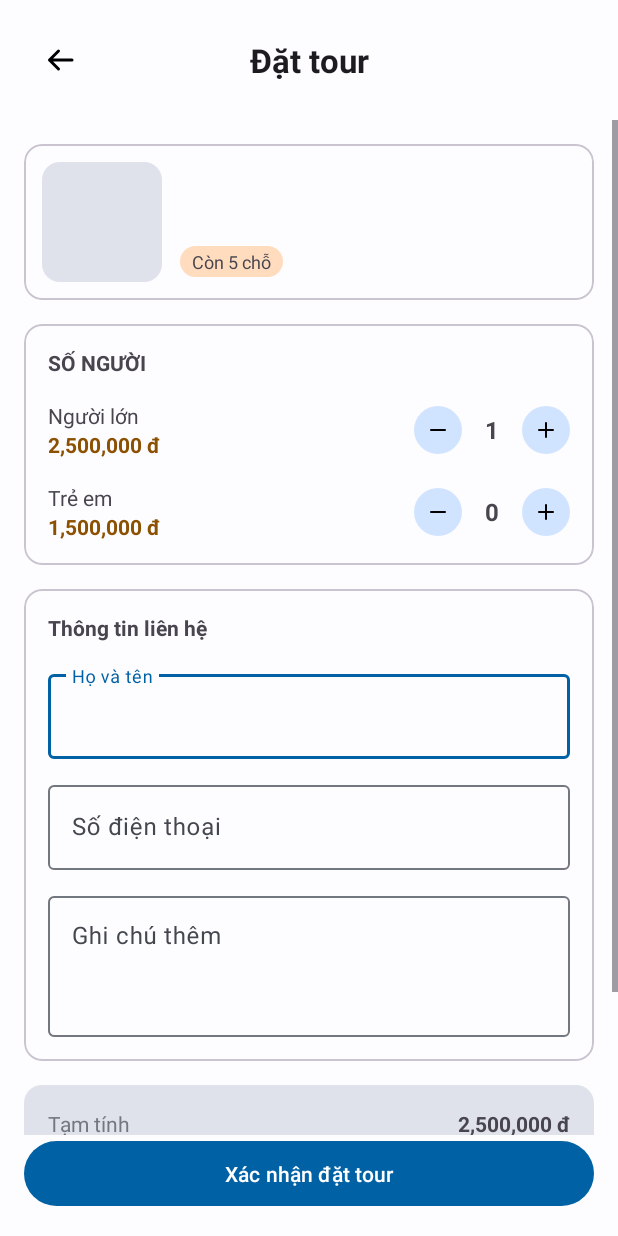
After one commit to SonT23/Android-UMT26-04, an Android app: the fragment DatTourFragment shown on its own in the app's theme, on a phone screen of 412 x 824 dp. The commit adds this screen. Run offline under Robolectric (Android 15) with nearby library versions, the phone set to English and light mode, and no system bars.

Commit message:
[+] Hoàn thiện layout A04 Đặt tour và tính tiền

```diff
--- /dev/null
+++ b/Source/TourApp/app/src/main/java/vn/edu/umt/tour/ui/khach/dattour/DatTourFragment.kt
@@ -0,0 +1,92 @@
+package vn.edu.umt.tour.ui.khach.dattour
+
+import android.os.Bundle
+import android.view.LayoutInflater
+import android.view.View
+import android.view.ViewGroup
+import android.widget.ImageView
+import android.widget.TextView
+import androidx.fragment.app.Fragment
+import java.text.DecimalFormat
+import vn.edu.umt.tour.R
+
+class DatTourFragment : Fragment() {
+
+    // Khai báo biến lưu số lượng và giá tiền
+    private var soNguoiLon = 1
+    private var soTreEm = 0
+    private val giaNguoiLon = 2500000
+    private val giaTreEm = 1500000
+
+    private lateinit var tvSoNguoiLon: TextView
+    private lateinit var tvSoTreEm: TextView
+    private lateinit var tvTamTinh: TextView
+    private lateinit var tvTongTien: TextView
+
+    override fun onCreateView(
+        inflater: LayoutInflater, container: ViewGroup?,
+        savedInstanceState: Bundle?
+    ): View? {
+        return inflater.inflate(R.layout.fragment_a04_dat_tour, container, false)
+    }
+
+    override fun onViewCreated(view: View, savedInstanceState: Bundle?) {
+        super.onViewCreated(view, savedInstanceState)
+
+        // Ánh xạ các thành phần giao diện
+        val btnTruNL = view.findViewById<ImageView>(R.id.btn_tru_nl)
+        val btnCongNL = view.findViewById<ImageView>(R.id.btn_cong_nl)
+        val btnTruTE = view.findViewById<ImageView>(R.id.btn_tru_te)
+        val btnCongTE = view.findViewById<ImageView>(R.id.btn_cong_te)
+
+        tvSoNguoiLon = view.findViewById(R.id.tv_sl_nl)
+        tvSoTreEm = view.findViewById(R.id.tv_sl_te)
+        tvTamTinh = view.findViewById(R.id.tv_tam_tinh)
+        tvTongTien = view.findViewById(R.id.tv_tong_tien)
+
+        // Gắn sự kiện cho các nút
+        btnTruNL.setOnClickListener {
+            if (soNguoiLon > 1) { // Không cho người lớn nhỏ hơn 1
+                soNguoiLon--
+                capNhatGiaoDien()
+            }
+        }
+
+        btnCongNL.setOnClickListener {
+            soNguoiLon++
+            capNhatGiaoDien()
+        }
+
+        btnTruTE.setOnClickListener {
+            if (soTreEm > 0) { // Không cho trẻ em nhỏ hơn 0
+                soTreEm--
+                capNhatGiaoDien()
+            }
+        }
+
+        btnCongTE.setOnClickListener {
+            soTreEm++
+            capNhatGiaoDien()
+        }
+
+        // Cập nhật lần đầu khi mở màn hình
+        capNhatGiaoDien()
+    }
+
+    private fun capNhatGiaoDien() {
+        // Cập nhật số lượng trên màn hình
+        tvSoNguoiLon.text = soNguoiLon.toString()
+        tvSoTreEm.text = soTreEm.toString()
+
+        // Tính tiền
+        val tongTien = (soNguoiLon * giaNguoiLon) + (soTreEm * giaTreEm)
+
+        // Định dạng tiền tệ có dấu phẩy (VD: 2,500,000)
+        val formatter = DecimalFormat("#,###")
+        val tienChuoi = formatter.format(tongTien) + " đ"
+
+        // Cập nhật chữ tiền
+        tvTamTinh.text = tienChuoi
+        tvTongTien.text = tienChuoi
+    }
+}
--- a/Source/TourApp/app/src/main/java/vn/edu/umt/tour/ui/khach/dattour/ManHinhC.kt
+++ b/Source/TourApp/app/src/main/java/vn/edu/umt/tour/ui/khach/dattour/ManHinhC.kt
@@ -10,5 +10,6 @@ import vn.edu.umt.tour.xemthu.ManHinh
 val manHinhC: List<ManHinh> = listOf(
     ManHinh("A05", "Đặt thành công") { DatThanhCongFragment() },
     ManHinh("A09", "Chi tiết đơn") { ChiTietDonFragment() },
-    ManHinh("A08", "Đơn của tôi") { DonCuaToiFragment() }
+    ManHinh("A08", "Đơn của tôi") { DonCuaToiFragment() },
+    ManHinh("A04", "Đặt tour") { DatTourFragment() }
 )
--- /dev/null
+++ b/Source/TourApp/app/src/main/res/layout/fragment_a04_dat_tour.xml
@@ -0,0 +1,268 @@
+<?xml version="1.0" encoding="utf-8"?>
+<androidx.constraintlayout.widget.ConstraintLayout xmlns:android="http://schemas.android.com/apk/res/android"
+    xmlns:app="http://schemas.android.com/apk/res-auto"
+    xmlns:tools="http://schemas.android.com/tools"
+    android:layout_width="match_parent"
+    android:layout_height="match_parent">
+
+    <!-- 1. Thanh Top Bar -->
+    <LinearLayout
+        android:id="@+id/layout_top_bar"
+        android:layout_width="match_parent"
+        android:layout_height="wrap_content"
+        android:orientation="horizontal"
+        android:gravity="center_vertical"
+        android:padding="16dp"
+        app:layout_constraintTop_toTopOf="parent">
+
+        <ImageView
+            android:id="@+id/btn_back"
+            android:layout_width="48dp"
+            android:layout_height="48dp"
+            android:padding="12dp"
+            android:src="@drawable/ic_arrow_back"
+            android:background="?attr/selectableItemBackgroundBorderless" />
+
+        <TextView
+            android:layout_width="0dp"
+            android:layout_height="wrap_content"
+            android:layout_weight="1"
+            android:text="@string/a04_dat_tour"
+            android:textAppearance="?attr/textAppearanceTitleLarge"
+            android:gravity="center"
+            android:textStyle="bold" />
+
+        <Space android:layout_width="48dp" android:layout_height="48dp" />
+    </LinearLayout>
+
+    <!-- 2. Nút bấm ghim sát đáy -->
+    <Button
+        android:id="@+id/btn_xac_nhan_dat_tour"
+        android:layout_width="match_parent"
+        android:layout_height="wrap_content"
+        android:layout_margin="16dp"
+        android:paddingVertical="12dp"
+        android:text="@string/a04_xac_nhan_dat_tour"
+        app:layout_constraintBottom_toBottomOf="parent" />
+
+    <!-- 3. Form cuộn (Chiều cao 0dp để tự co giãn) -->
+    <ScrollView
+        android:layout_width="match_parent"
+        android:layout_height="0dp"
+        app:layout_constraintTop_toBottomOf="@id/layout_top_bar"
+        app:layout_constraintBottom_toTopOf="@id/btn_xac_nhan_dat_tour">
+
+        <LinearLayout
+            android:layout_width="match_parent"
+            android:layout_height="wrap_content"
+            android:orientation="vertical"
+            android:padding="16dp">
+
+            <!-- Thẻ 1: Tóm tắt tour -->
+            <com.google.android.material.card.MaterialCardView
+                android:layout_width="match_parent"
+                android:layout_height="wrap_content"
+                app:cardCornerRadius="12dp"
+                app:strokeColor="?attr/colorOutlineVariant"
+                app:strokeWidth="1dp"
+                android:layout_marginBottom="16dp">
+
+                <LinearLayout
+                    android:layout_width="match_parent"
+                    android:layout_height="wrap_content"
+                    android:orientation="horizontal"
+                    android:padding="12dp"
+                    android:gravity="center_vertical">
+
+                    <ImageView
+                        android:layout_width="80dp"
+                        android:layout_height="80dp"
+                        android:background="@drawable/bg_anh_trong"
+                        android:scaleType="centerCrop" />
+
+                    <LinearLayout
+                        android:layout_width="match_parent"
+                        android:layout_height="wrap_content"
+                        android:orientation="vertical"
+                        android:layout_marginStart="12dp">
+
+                        <TextView
+                            android:layout_width="wrap_content"
+                            android:layout_height="wrap_content"
+                            tools:text="Khám phá Vịnh Hạ Long"
+                            android:textStyle="bold"
+                            android:textAppearance="?attr/textAppearanceTitleMedium"/>
+
+                        <TextView
+                            android:layout_width="wrap_content"
+                            android:layout_height="wrap_content"
+                            tools:text="Khởi hành: 20/11/2026"
+                            android:textColor="?attr/colorOutline"
+                            android:layout_marginTop="4dp"/>
+
+                        <TextView
+                            android:layout_width="wrap_content"
+                            android:layout_height="wrap_content"
+                            android:text="@string/a04_con_5_cho"
+                            android:background="@drawable/bg_nhan"
+                            android:paddingHorizontal="8dp"
+                            android:paddingVertical="2dp"
+                            android:textSize="12sp"
+                            android:layout_marginTop="8dp"/>
+                    </LinearLayout>
+                </LinearLayout>
+            </com.google.android.material.card.MaterialCardView>
+
+            <!-- Thẻ 2: Số người -->
+            <com.google.android.material.card.MaterialCardView
+                android:layout_width="match_parent"
+                android:layout_height="wrap_content"
+                app:cardCornerRadius="12dp"
+                app:strokeColor="?attr/colorOutlineVariant"
+                app:strokeWidth="1dp"
+                android:layout_marginBottom="16dp">
+
+                <LinearLayout
+                    android:layout_width="match_parent"
+                    android:layout_height="wrap_content"
+                    android:orientation="vertical"
+                    android:padding="16dp">
+
+                    <TextView
+                        android:layout_width="wrap_content"
+                        android:layout_height="wrap_content"
+                        android:text="@string/a04_so_nguoi"
+                        android:textStyle="bold"
+                        android:layout_marginBottom="16dp"/>
+
+                    <!-- Người lớn -->
+                    <LinearLayout
+                        android:layout_width="match_parent"
+                        android:layout_height="wrap_content"
+                        android:orientation="horizontal"
+                        android:gravity="center_vertical"
+                        android:layout_marginBottom="16dp">
+
+                        <LinearLayout
+                            android:layout_width="0dp"
+                            android:layout_height="wrap_content"
+                            android:layout_weight="1"
+                            android:orientation="vertical">
+                            <TextView android:layout_width="wrap_content" android:layout_height="wrap_content" android:text="@string/a04_nguoi_lon" />
+                            <TextView android:layout_width="wrap_content" android:layout_height="wrap_content" android:text="2,500,000 đ" android:textColor="?attr/colorTertiary" android:textStyle="bold"/>
+                        </LinearLayout>
+
+                        <ImageView android:id="@+id/btn_tru_nl" android:layout_width="32dp" android:layout_height="32dp" android:src="@drawable/ic_remove" android:background="@drawable/bg_tron_nhat" android:padding="8dp"/>
+                        <TextView android:id="@+id/tv_sl_nl" android:layout_width="40dp" android:layout_height="wrap_content" tools:text="1" android:gravity="center" android:textStyle="bold" android:textSize="16sp"/>
+                        <ImageView android:id="@+id/btn_cong_nl" android:layout_width="32dp" android:layout_height="32dp" android:src="@drawable/ic_add" android:background="@drawable/bg_tron_nhat" android:padding="8dp"/>
+                    </LinearLayout>
+
+                    <!-- Trẻ em -->
+                    <LinearLayout
+                        android:layout_width="match_parent"
+                        android:layout_height="wrap_content"
+                        android:orientation="horizontal"
+                        android:gravity="center_vertical">
+
+                        <LinearLayout
+                            android:layout_width="0dp"
+                            android:layout_height="wrap_content"
+                            android:layout_weight="1"
+                            android:orientation="vertical">
+                            <TextView android:layout_width="wrap_content" android:layout_height="wrap_content" android:text="@string/a04_tre_em" />
+                            <TextView android:layout_width="wrap_content" android:layout_height="wrap_content" android:text="1,500,000 đ" android:textColor="?attr/colorTertiary" android:textStyle="bold"/>
+                        </LinearLayout>
+
+                        <ImageView android:id="@+id/btn_tru_te" android:layout_width="32dp" android:layout_height="32dp" android:src="@drawable/ic_remove" android:background="@drawable/bg_tron_nhat" android:padding="8dp"/>
+                        <TextView android:id="@+id/tv_sl_te" android:layout_width="40dp" android:layout_height="wrap_content" tools:text="0" android:gravity="center" android:textStyle="bold" android:textSize="16sp"/>
+                        <ImageView android:id="@+id/btn_cong_te" android:layout_width="32dp" android:layout_height="32dp" android:src="@drawable/ic_add" android:background="@drawable/bg_tron_nhat" android:padding="8dp"/>
+                    </LinearLayout>
+                </LinearLayout>
+            </com.google.android.material.card.MaterialCardView>
+
+            <!-- Thẻ 3: Thông tin liên hệ -->
+            <com.google.android.material.card.MaterialCardView
+                android:layout_width="match_parent"
+                android:layout_height="wrap_content"
+                app:cardCornerRadius="12dp"
+                app:strokeColor="?attr/colorOutlineVariant"
+                app:strokeWidth="1dp"
+                android:layout_marginBottom="16dp">
+
+                <LinearLayout
+                    android:layout_width="match_parent"
+                    android:layout_height="wrap_content"
+                    android:orientation="vertical"
+                    android:padding="16dp">
+
+                    <TextView
+                        android:layout_width="wrap_content"
+                        android:layout_height="wrap_content"
+                        android:text="@string/a04_thong_tin_lien_he"
+                        android:textStyle="bold"
+                        android:layout_marginBottom="16dp"/>
+
+                    <com.google.android.material.textfield.TextInputLayout
+                        android:layout_width="match_parent"
+                        android:layout_height="wrap_content"
+                        android:hint="@string/a04_ho_ten"
+                        style="@style/Widget.Material3.TextInputLayout.OutlinedBox"
+                        android:layout_marginBottom="12dp">
+                        <com.google.android.material.textfield.TextInputEditText android:layout_width="match_parent" android:layout_height="wrap_content" android:inputType="textPersonName"/>
+                    </com.google.android.material.textfield.TextInputLayout>
+
+                    <com.google.android.material.textfield.TextInputLayout
+                        android:layout_width="match_parent"
+                        android:layout_height="wrap_content"
+                        android:hint="@string/a04_so_dien_thoai"
+                        style="@style/Widget.Material3.TextInputLayout.OutlinedBox"
+                        android:layout_marginBottom="12dp">
+                        <com.google.android.material.textfield.TextInputEditText android:layout_width="match_parent" android:layout_height="wrap_content" android:inputType="phone"/>
+                    </com.google.android.material.textfield.TextInputLayout>
+
+                    <!-- Ô Ghi chú (Nhiều dòng) -->
+                    <com.google.android.material.textfield.TextInputLayout
+                        android:layout_width="match_parent"
+                        android:layout_height="wrap_content"
+                        android:hint="@string/a04_ghi_chu_them"
+                        style="@style/Widget.Material3.TextInputLayout.OutlinedBox">
+                        <com.google.android.material.textfield.TextInputEditText
+                            android:layout_width="match_parent"
+                            android:layout_height="wrap_content"
+                            android:inputType="textMultiLine"
+                            android:minLines="3"
+                            android:gravity="top"/>
+                    </com.google.android.material.textfield.TextInputLayout>
+
+                </LinearLayout>
+            </com.google.android.material.card.MaterialCardView>
+
+            <!-- 4. Bảng tổng tiền -->
+            <LinearLayout
+                android:layout_width="match_parent"
+                android:layout_height="wrap_content"
+                android:orientation="vertical"
+                android:background="@drawable/bg_anh_trong"
+                android:padding="16dp">
+
+                <LinearLayout android:layout_width="match_parent" android:layout_height="wrap_content" android:orientation="horizontal" android:layout_marginBottom="8dp">
+                    <TextView android:layout_width="0dp" android:layout_height="wrap_content" android:layout_weight="1" android:text="@string/a04_tam_tinh" android:textColor="?attr/colorOutline"/>
+                    <TextView android:id="@+id/tv_tam_tinh" android:layout_width="wrap_content" android:layout_height="wrap_content" tools:text="2,500,000 đ" android:textStyle="bold"/>
+                </LinearLayout>
+
+                <LinearLayout android:layout_width="match_parent" android:layout_height="wrap_content" android:orientation="horizontal" android:layout_marginBottom="12dp">
+                    <TextView android:layout_width="0dp" android:layout_height="wrap_content" android:layout_weight="1" android:text="@string/a04_giam_gia" android:textColor="?attr/colorOutline"/>
+                    <TextView android:layout_width="wrap_content" android:layout_height="wrap_content" android:text="0 đ" android:textStyle="bold"/>
+                </LinearLayout>
+
+                <View android:layout_width="match_parent" android:layout_height="1dp" android:background="?attr/colorOutlineVariant" android:layout_marginBottom="12dp"/>
+
+                <LinearLayout android:layout_width="match_parent" android:layout_height="wrap_content" android:orientation="horizontal">
+                    <TextView android:layout_width="0dp" android:layout_height="wrap_content" android:layout_weight="1" android:text="@string/a04_tong_tien" android:textStyle="bold" android:textSize="16sp"/>
+                    <TextView android:id="@+id/tv_tong_tien" android:layout_width="wrap_content" android:layout_height="wrap_content" tools:text="2,500,000 đ" android:textColor="?attr/colorTertiary" android:textStyle="bold" android:textSize="18sp"/>
+                </LinearLayout>
+            </LinearLayout>
+
+        </LinearLayout>
+    </ScrollView>
+</androidx.constraintlayout.widget.ConstraintLayout>
--- a/Source/TourApp/app/src/main/res/values/strings_dattour.xml
+++ b/Source/TourApp/app/src/main/res/values/strings_dattour.xml
@@ -23,4 +23,21 @@
     <string name="a08_hoan_thanh">Hoàn thành</string>
     <string name="a08_da_huy">Đã hủy</string>
     <string name="a08_tong_thanh_toan">Tổng thanh toán</string>
+    <string name="a04_dat_tour">Đặt tour</string>
+    <string name="a04_ngay_khoi_hanh">Ngày khởi hành</string>
+    <string name="a04_So_luong_khach">Số lượng hành khách</string>
+    <string name="a04_thong_tin_lien_he">Thông tin liên hệ</string>
+    <string name="a04_tong_thanh_toan">Tổng thanh toán</string>
+    <string name="a04_thanh_toan">Thanh toán</string>
+    <string name="a04_xac_nhan_dat_tour">Xác nhận đặt tour</string>
+    <string name="a04_con_5_cho">Còn 5 chỗ</string>
+    <string name="a04_so_nguoi">SỐ NGƯỜI</string>
+    <string name="a04_nguoi_lon">Người lớn</string>
+    <string name="a04_tre_em">Trẻ em</string>
+    <string name="a04_ho_ten">Họ và tên</string>
+    <string name="a04_so_dien_thoai">Số điện thoại</string>
+    <string name="a04_ghi_chu_them">Ghi chú thêm</string>
+    <string name="a04_tam_tinh">Tạm tính</string>
+    <string name="a04_giam_gia">Giảm giá</string>
+    <string name="a04_tong_tien">Tổng tiền</string>
 </resources>
```
